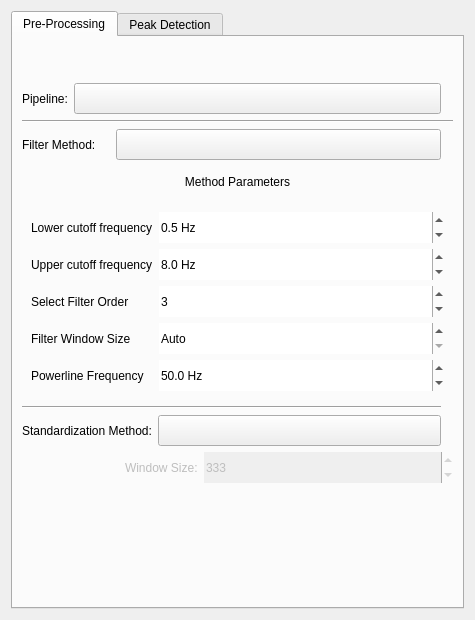
Above: signal_editor/ui/parameter_inputs.ui from fred-kr/signal-editor-v2 before the change. Below: the same form after it.
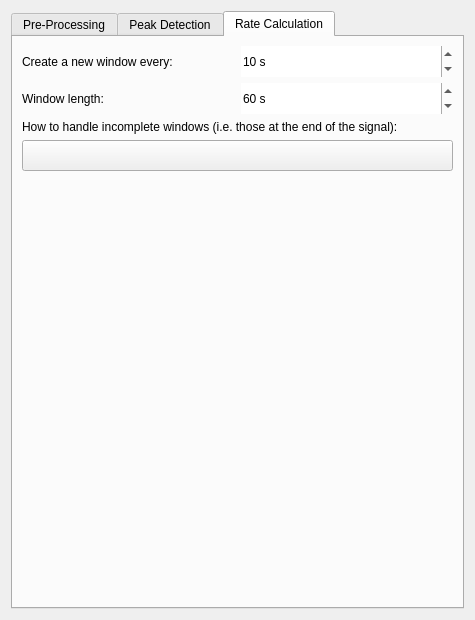
That is the form after the change. The open tabs and pages were chosen to show the change. Icons and pictures are not drawn. Custom widgets are drawn as their Qt base class.

Commit message: Improve rolling window rate calculation method, add input fields for it

```diff
--- a/signal_editor/ui/parameter_inputs.ui
+++ b/signal_editor/ui/parameter_inputs.ui
@@ -1945,6 +1945,122 @@
        </item>
       </layout>
      </widget>
+     <widget class="QWidget" name="tab_rate_calculation">
+      <attribute name="title">
+       <string>Rate Calculation</string>
+      </attribute>
+      <layout class="QGridLayout" name="gridLayout_6">
+       <item row="2" column="0" colspan="2">
+        <widget class="BodyLabel" name="label_18">
+         <property name="text">
+          <string>How to handle incomplete windows (i.e. those at the end of the signal):</string>
+         </property>
+        </widget>
+       </item>
+       <item row="1" column="1">
+        <widget class="SpinBox" name="sb_period_seconds">
+         <property name="minimumSize">
+          <size>
+           <width>0</width>
+           <height>31</height>
+          </size>
+         </property>
+         <property name="frame">
+          <bool>false</bool>
+         </property>
+         <property name="suffix">
+          <string> s</string>
+         </property>
+         <property name="minimum">
+          <number>1</number>
+         </property>
+         <property name="maximum">
+          <number>10000</number>
+         </property>
+         <property name="value">
+          <number>60</number>
+         </property>
+        </widget>
+       </item>
+       <item row="0" column="1">
+        <widget class="SpinBox" name="sb_every_seconds">
+         <property name="minimumSize">
+          <size>
+           <width>0</width>
+           <height>31</height>
+          </size>
+         </property>
+         <property name="frame">
+          <bool>false</bool>
+         </property>
+         <property name="suffix">
+          <string> s</string>
+         </property>
+         <property name="minimum">
+          <number>1</number>
+         </property>
+         <property name="maximum">
+          <number>600</number>
+         </property>
+         <property name="value">
+          <number>10</number>
+         </property>
+        </widget>
+       </item>
+       <item row="4" column="0" colspan="2">
+        <spacer name="verticalSpacer_6">
+         <property name="orientation">
+          <enum>Qt::Orientation::Vertical</enum>
+         </property>
+         <property name="sizeHint" stdset="0">
+          <size>
+           <width>20</width>
+           <height>40</height>
+          </size>
+         </property>
+        </spacer>
+       </item>
+       <item row="3" column="0" colspan="2">
+        <widget class="ComboBox" name="combo_incomplete_window_method">
+         <property name="minimumSize">
+          <size>
+           <width>0</width>
+           <height>31</height>
+          </size>
+         </property>
+         <property name="text">
+          <string/>
+         </property>
+        </widget>
+       </item>
+       <item row="0" column="0">
+        <widget class="BodyLabel" name="label_11">
+         <property name="minimumSize">
+          <size>
+           <width>0</width>
+           <height>31</height>
+          </size>
+         </property>
+         <property name="text">
+          <string>Create a new window every:</string>
+         </property>
+        </widget>
+       </item>
+       <item row="1" column="0">
+        <widget class="BodyLabel" name="label_12">
+         <property name="minimumSize">
+          <size>
+           <width>0</width>
+           <height>31</height>
+          </size>
+         </property>
+         <property name="text">
+          <string>Window length:</string>
+         </property>
+        </widget>
+       </item>
+      </layout>
+     </widget>
     </widget>
    </item>
   </layout>
```
The commit also changes 12 other files.
